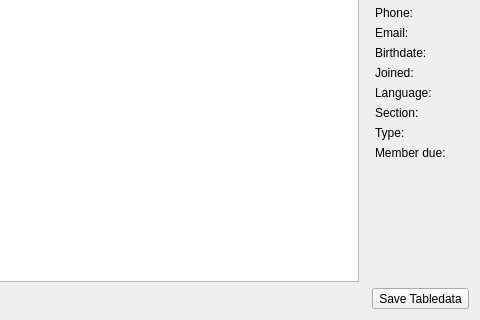
This is forms/userlist.ui in LukyLuke/PiTres as Qt 5 draws it before an edit; both pictures show x 327 to 807 and y 173 to 493 of the 807 by 493 pixel window. The edited form follows.
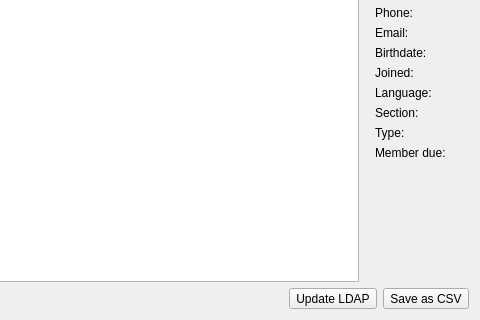
This is the edited form. Icons and pictures are not drawn.

The edit to the form file:
```diff
--- a/forms/userlist.ui
+++ b/forms/userlist.ui
@@ -318,10 +318,30 @@
        </property>
       </spacer>
      </item>
+     <item>
+      <widget class="QToolButton" name="btnLdap">
+       <property name="text">
+        <string>Update LDAP</string>
+       </property>
+       <property name="icon">
+        <iconset resource="../PiTres.qrc">
+         <normaloff>:/icons/resources/icons/data_refresh.png</normaloff>:/icons/resources/icons/data_refresh.png</iconset>
+       </property>
+       <property name="iconSize">
+        <size>
+         <width>32</width>
+         <height>32</height>
+        </size>
+       </property>
+       <property name="toolButtonStyle">
+        <enum>Qt::ToolButtonTextUnderIcon</enum>
+       </property>
+      </widget>
+     </item>
      <item>
       <widget class="QToolButton" name="btnExport">
        <property name="text">
-        <string>Save Tabledata</string>
+        <string>Save as CSV</string>
        </property>
        <property name="icon">
         <iconset resource="../PiTres.qrc">
```
